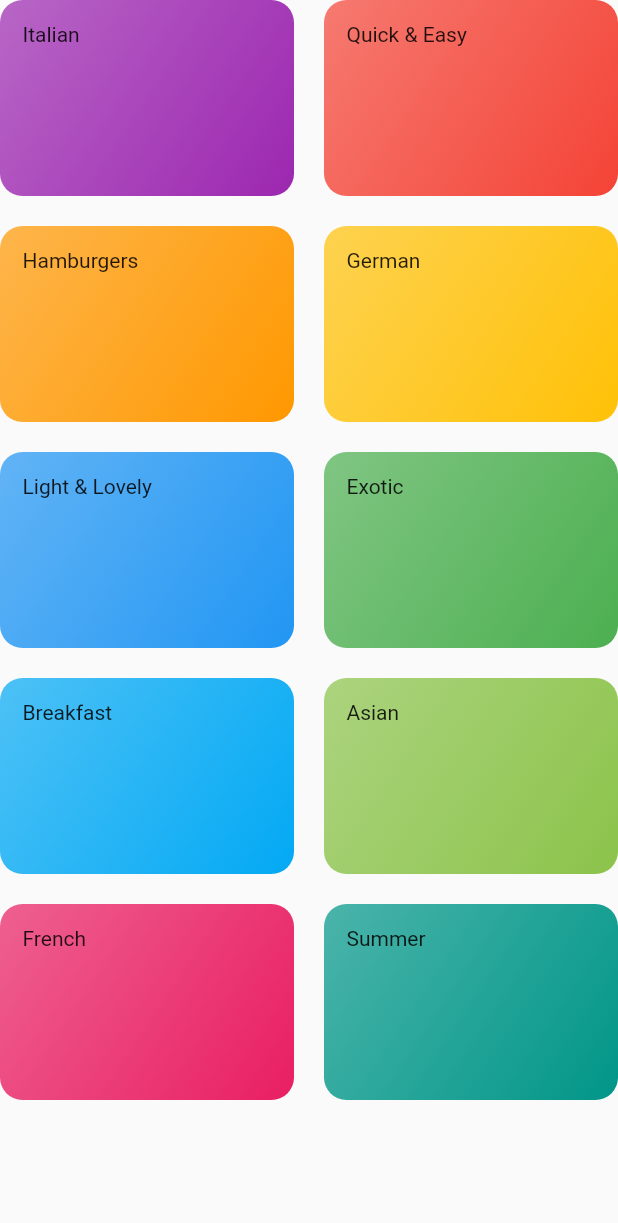
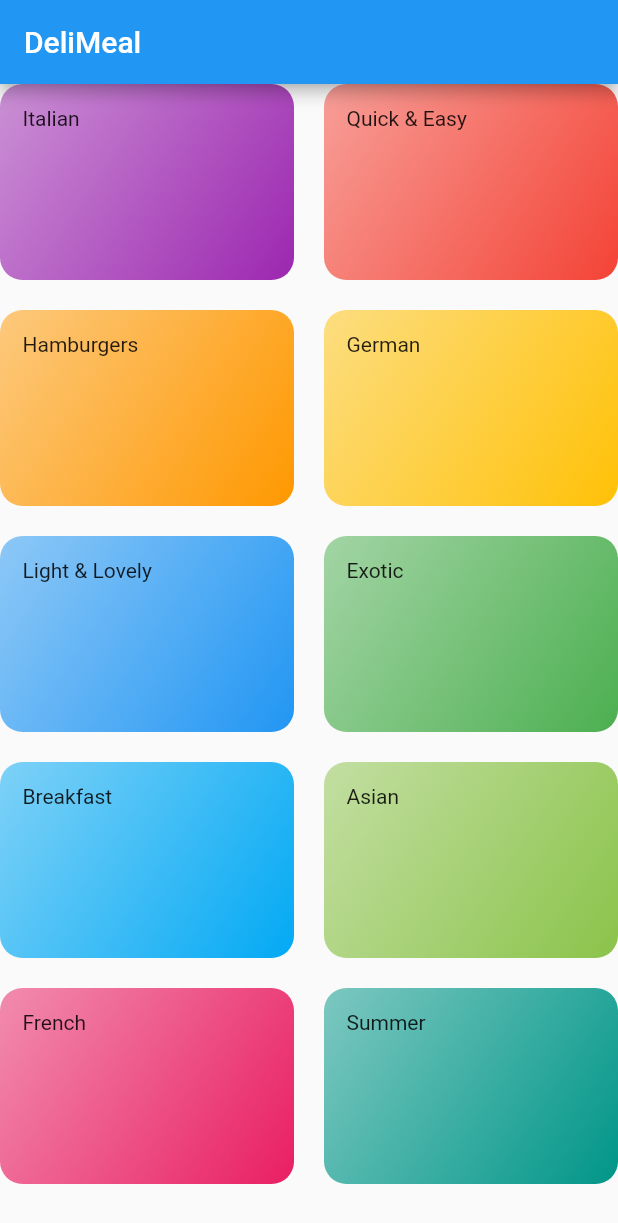
Before and after one commit to shuvo18103107/Meals-App, a Flutter app: the CategoriesScreen screen opened directly, on a phone screen of 412 x 824 dp. Shown: the top 1223 px of the screen. Run offline on Flutter 3.47's test engine with Material 2 defaults, Android fonts, the phone set to English and light mode, and no system bars.

Commit message:
Register a screen as the main screen

```diff
--- a/lib/categories_screen.dart
+++ b/lib/categories_screen.dart
@@ -5,7 +5,11 @@ import 'dummy_data.dart';
 class CategoriesScreen extends StatelessWidget {
   @override
   Widget build(BuildContext context) {
-    return GridView(
+    return Scaffold(
+        appBar: AppBar(
+          title: const Text('DeliMeal'),
+        ),
+        body: GridView(
             // silvers are scrollable area in the screen so grid is also scrollable as default , delegate take care of structure of the grid,maxcrosaxisextend provides maximum width of each item
             gridDelegate: SliverGridDelegateWithMaxCrossAxisExtent(
                 // device size jodi 300px hoi taile per row 1 ta kore tile bosbee like listview
@@ -15,9 +19,9 @@ class CategoriesScreen extends StatelessWidget {
                 // yhow much space is take each grid from row and column
                 crossAxisSpacing: 20,
                 mainAxisSpacing: 20),
-        // now lets take list of list data into widget
+            // now lets take list of list item and turn into  widget
             children: DUMMY_CATEGORIES.map(
                 // this function is execute on every item in the list and shoul return a widget on every categoryitem on the list
-            (catData) => CategoryItem(catData.title, catData.color)).toList());
+                (catData) => CategoryItem(catData.title, catData.color)).toList()));
   }
 }
--- a/lib/category_item.dart
+++ b/lib/category_item.dart
@@ -16,7 +16,7 @@ class CategoryItem extends StatelessWidget {
         gradient: LinearGradient(
             colors: [
               // color ta grid e suru hobe ektu transparent vive niye then real color ta asbe
-              color.withOpacity(0.7),
+              color.withOpacity(0.5),
               color,
             ],
             // for direction of the color
```
Also changed, not shown: lib/main.dart (+2 -20 lines). Lines whose indentation alone changed are shown as unchanged.
